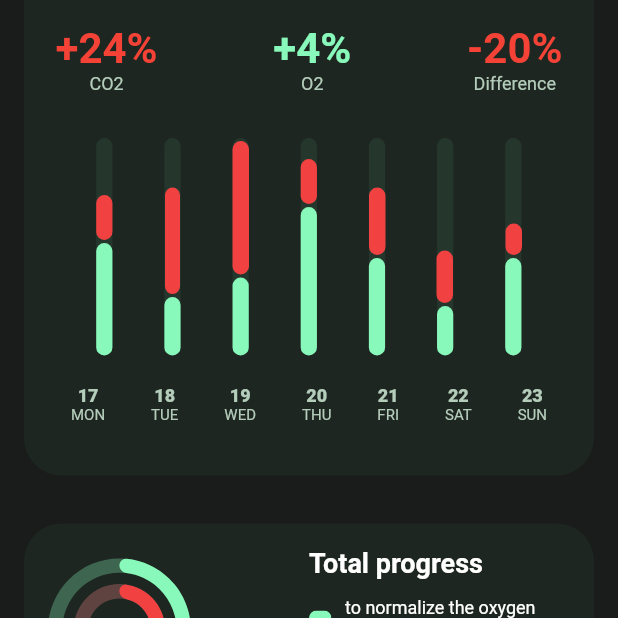
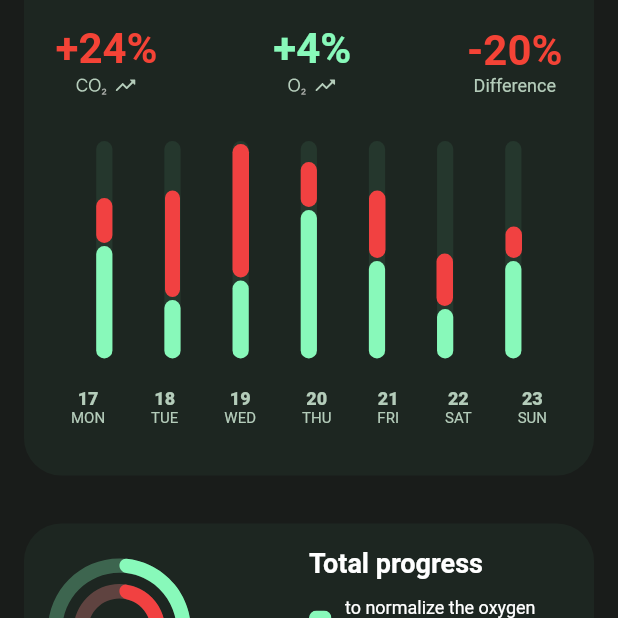
Before and after one commit to artyomIgg/test_push_notifications, a Flutter app: the Home screen opened directly, scrolled down 709 dp, on a phone screen of 412 x 824 dp, the top half of it. Run offline on Flutter 3.47's test engine with Material 2 defaults, Android fonts, the phone set to English and light mode, and no system bars; our stand-ins replace firebase_analytics, firebase_core, firebase_crashlytics, firebase_messaging, flutter_local_notifications, flutter_svg and 3 more; missing offline and left inert: firebase_in_app_messaging, flutter_facebook_auth; accounts and stored records are empty.

Commit message:
Add co2 and o2 rating icons

```diff
--- a/lib/earth/earth.dart
+++ b/lib/earth/earth.dart
@@ -629,13 +629,7 @@ Widget ratio(BuildContext context) {
                                 fontWeight: FontWeight.w700,
                                 color: Colors.red),
                           ),
-                          Text(
-                            "CO2",
-                            style: TextStyle(
-                                fontSize: 12,
-                                color: bottomNavBarTextColor,
-                                fontWeight: FontWeight.w400),
-                          ),
+                          SvgPicture.asset("res/bihance_pic/icons/co2_rating.svg"),
                         ],
                       ),
                       Column(
@@ -647,13 +641,7 @@ Widget ratio(BuildContext context) {
                                 fontWeight: FontWeight.w700,
                                 color: textColorLightGreen),
                           ),
-                          Text(
-                            "O2",
-                            style: TextStyle(
-                                fontSize: 12,
-                                color: bottomNavBarTextColor,
-                                fontWeight: FontWeight.w400),
-                          ),
+                          SvgPicture.asset("res/bihance_pic/icons/o2_rating.svg"),
                         ],
                       ),
                       Column(
--- a/pubspec.yaml
+++ b/pubspec.yaml
@@ -93,11 +93,13 @@ flutter:
     - res/bihance_pic/icons/profile.svg
     - res/bihance_pic/icons/rating.svg
     - res/bihance_pic/icons/search.svg
+    - res/bihance_pic/icons/alert_circle.svg
+    - res/bihance_pic/icons/co2_rating.svg
+    - res/bihance_pic/icons/o2_rating.svg
     - res/bihance_pic/ratio_graph.svg
     - res/bihance_pic/total_progress.svg
     - res/bihance_pic/green_bullet.svg
     - res/bihance_pic/red_bullet.svg
-    - res/bihance_pic/icons/alert_circle.svg
 
   # An image asset can refer to one or more resolution-specific "variants", see
   # https://flutter.dev/assets-and-images/#resolution-aware.
```
Also changed, not shown: res/bihance_pic/icons/co2_rating.svg (added), res/bihance_pic/icons/o2_rating.svg (added), res/fonts/sf_pro_display.ttf (added).
